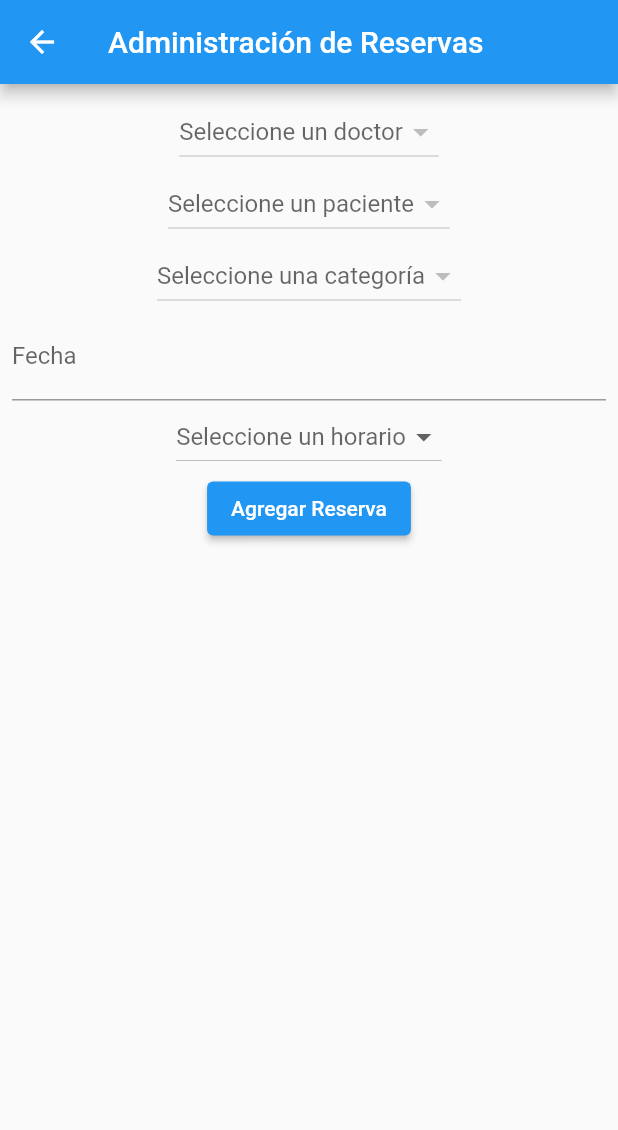
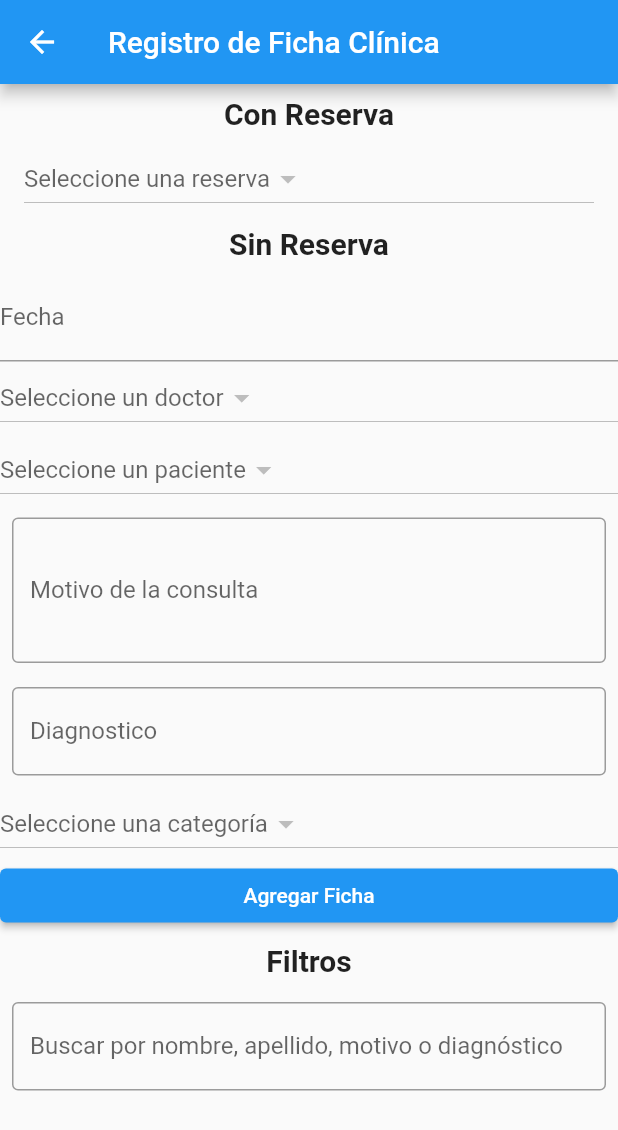
Before and after one commit to DiegoDDuarteC/yuan, a Flutter app: the screen it shows after launch, after a tap on "Ficha Clínica", on a phone screen of 412 x 824 dp. Shown: the top 1130 px of the screen. Run offline on Flutter 3.47's test engine with Material 2 defaults, Android fonts, the phone set to English and light mode, and no system bars; our stand-ins replace sqflite; accounts and stored records are empty.

Commit message:
item 4 finalizado

```diff
--- a/lib/helpers/database_helper.dart
+++ b/lib/helpers/database_helper.dart
@@ -1,6 +1,7 @@
 import 'package:path/path.dart';
 import 'package:sqflite/sqflite.dart';
 import '../models/categoria.dart';
+import '../models/fichaclinica.dart';
 import '../models/persona.dart';
 import '../models/reserva.dart';
 
@@ -30,6 +31,15 @@ class DatabaseHelper {
   static final columnHora = 'hora';
   static final columnCategoriaReserva = 'categoria';
 
+  // Definiciones para la tabla de fichas clínicas
+  static final _tableFichaClinica = 'fichasClinicas';
+  static final columnIdFicha = 'id';
+  static final columnDoctorFicha = 'doctor';
+  static final columnPacienteFicha = 'paciente';
+  static final columnFechaFicha = 'fecha';
+  static final columnMotivoConsultaFicha = 'motivoConsulta';
+  static final columnDiagnosticoFicha = 'diagnostico';
+  static final columnCategoriaFicha = 'categoria';
   // Singleton pattern
   DatabaseHelper._privateConstructor();
   static final DatabaseHelper instance = DatabaseHelper._privateConstructor();
@@ -78,6 +88,21 @@ class DatabaseHelper {
         FOREIGN KEY ($columnPaciente) REFERENCES $_tablePersona($columnIdPersona)
       )
     ''');
+
+    await db.execute('''
+    CREATE TABLE $_tableFichaClinica (
+      $columnIdFicha INTEGER PRIMARY KEY AUTOINCREMENT,
+      $columnDoctorFicha INTEGER NOT NULL,
+      $columnPacienteFicha INTEGER NOT NULL,
+      $columnFechaFicha TEXT NOT NULL,
+      $columnMotivoConsultaFicha TEXT NOT NULL,
+      $columnDiagnosticoFicha TEXT NOT NULL,
+      $columnCategoriaFicha INTEGER NOT NULL,
+      FOREIGN KEY ($columnDoctorFicha) REFERENCES $_tablePersona($columnIdPersona),
+      FOREIGN KEY ($columnPacienteFicha) REFERENCES $_tablePersona($columnIdPersona),
+      FOREIGN KEY ($columnCategoriaFicha) REFERENCES $_tableName($columnId)
+    )
+  ''');
   }
 
   Future<int> insert(Categoria categoria) async {
@@ -194,4 +219,55 @@ class DatabaseHelper {
     return await db
         .delete(_tableReserva, where: '$columnIdReserva = ?', whereArgs: [id]);
   }
+
+  Future<List<FichaClinica>> queryAllFichasClinicas() async {
+    Database db = await database;
+    final res = await db.query(
+        _tableFichaClinica); // Asegúrate de que _tableFichaClinica es el nombre correcto de tu tabla
+    List<FichaClinica> listaFichas = [];
+
+    for (var fichaMap in res) {
+      Persona doctor =
+          await obtenerPersonaPorId(fichaMap[columnDoctorFicha] as int);
+      Persona paciente =
+          await obtenerPersonaPorId(fichaMap[columnPacienteFicha] as int);
+      Categoria categoria =
+          await obtenerCategoriaPorId(fichaMap[columnCategoriaFicha] as int);
+
+      FichaClinica ficha = FichaClinica.fromMap(fichaMap,
+          doctor: doctor, paciente: paciente, categoria: categoria);
+      listaFichas.add(ficha);
+    }
+
+    return listaFichas;
+  }
+
+  Future<Categoria> obtenerCategoriaPorId(int id) async {
+    Database db = await database;
+    final res = await db.query(
+      _tableName,
+      where: '$columnId = ?',
+      whereArgs: [id],
+    );
+
+    if (res.isNotEmpty) {
+      return Categoria.fromMap(res.first);
+    } else {
+      throw Exception('Categoría no encontrada');
+    }
+  }
+
+  Future<int> insertFichaClinica(FichaClinica ficha) async {
+    Database db = await database;
+    var map = {
+      'doctor': ficha.doctor.idPersona,
+      'paciente': ficha.paciente.idPersona,
+      'fecha': ficha.fecha,
+      'motivoConsulta': ficha.motivoConsulta,
+      'diagnostico': ficha.diagnostico,
+      'categoria': ficha.categoria.idCategoria,
+    };
+    return await db.insert(_tableFichaClinica,
+        map); // Cambiado de 'FichaClinica' a '_tableFichaClinica'
+  }
 }
--- a/lib/main.dart
+++ b/lib/main.dart
@@ -1,4 +1,6 @@
 import 'package:flutter/material.dart';
+import 'package:yuan/models/fichaclinica.dart';
+import 'package:yuan/screens/fichaclinica_screen.dart';
 import 'package:yuan/screens/reservaturnos_screen.dart';
 import 'screens/categoria_screen.dart';
 import 'screens/persona_screen.dart';
@@ -69,7 +71,7 @@ class HomeScreen extends StatelessWidget {
                 child: Text('Ficha Clínica'),
                 onPressed: () {
                   Navigator.of(context).push(MaterialPageRoute(
-                    builder: (context) => ReservaScreen(),
+                    builder: (context) => FichaClinicaScreen(),
                   ));
                 },
               ),
--- /dev/null
+++ b/lib/models/fichaclinica.dart
@@ -0,0 +1,40 @@
+import './persona.dart';
+import './reserva.dart';
+import 'categoria.dart';
+
+class FichaClinica {
+  int? id;
+  Persona doctor;
+  Persona paciente;
+  String fecha;
+  String motivoConsulta;
+  String diagnostico;
+  Categoria categoria;
+
+  FichaClinica({
+    this.id,
+    required this.doctor,
+    required this.paciente,
+    required this.fecha,
+    required this.motivoConsulta,
+    required this.diagnostico,
+    required this.categoria,
+  });
+
+  static FichaClinica fromMap(Map<String, dynamic> map,
+      {required Persona doctor,
+      required paciente,
+      required Categoria categoria}) {
+    return FichaClinica(
+      id: map['id'],
+      doctor: doctor,
+      paciente: paciente,
+      fecha: map['fecha'],
+      motivoConsulta: map['motivoConsulta'],
+      diagnostico: map['diagnostico'],
+      categoria: categoria,
+    );
+  }
+
+  // Métodos para convertir a y desde Map, similar a tus otros modelos
+}
--- a/lib/screens/fichaclinica_screen.dart
+++ b/lib/screens/fichaclinica_screen.dart
@@ -0,0 +1,314 @@
+import 'package:flutter/material.dart';
+import '../helpers/database_helper.dart';
+import '../models/fichaclinica.dart';
+import '../models/persona.dart';
+import '../models/reserva.dart';
+import '../models/categoria.dart';
+
+class FichaClinicaScreen extends StatefulWidget {
+  final Reserva? reserva; // Opcional, para preseleccionar datos de una reserva
+
+  FichaClinicaScreen({this.reserva});
+
+  @override
+  _FichaClinicaScreenState createState() => _FichaClinicaScreenState();
+}
+
+class _FichaClinicaScreenState extends State<FichaClinicaScreen> {
+  List<Reserva> reservas = []; // Lista de reservas
+  List<Categoria> categorias = [];
+  List<Persona> doctores = [];
+  List<Persona> pacientes = [];
+  List<FichaClinica> fichasClinicas = []; // Lista de todas las fichas clínicas
+  List<FichaClinica> fichasFiltradas = [];
+  Reserva? selectedReserva; // Reserva seleccionada
+  Categoria? selectedCategoria;
+  Persona? selectedDoctor;
+  Persona? selectedPaciente;
+
+  final TextEditingController _motivoConsultaController =
+      TextEditingController();
+  final TextEditingController _diagnostico = TextEditingController();
+  final TextEditingController _controllerFecha = TextEditingController();
+  final TextEditingController _filtroController = TextEditingController();
+
+  @override
+  void dispose() {
+    // Es importante limpiar el controlador cuando ya no se necesita
+    _motivoConsultaController.dispose();
+    _filtroController.dispose();
+    super.dispose();
+  }
+
+  @override
+  void initState() {
+    super.initState();
+    _loadReservas();
+    _loadCategorias();
+    _loadPersonas();
+    _cargarFichasClinicas();
+  }
+
+  void _loadReservas() async {
+    reservas = await DatabaseHelper.instance.queryAllReservas();
+    print("Reservas cargadas: $reservas");
+    setState(() {});
+  }
+
+  void _loadCategorias() async {
+    categorias = await DatabaseHelper.instance.queryAllRows();
+    print("Categorías cargadas: $categorias");
+    setState(() {});
+  }
+
+  void _loadPersonas() async {
+    var todasLasPersonas = await DatabaseHelper.instance.queryAllPersonas();
+    setState(() {
+      doctores = todasLasPersonas.where((p) => p.flagEsDoctor).toList();
+      pacientes = todasLasPersonas.where((p) => !p.flagEsDoctor).toList();
+    });
+  }
+
+  void _cargarFichasClinicas() async {
+    fichasClinicas = await DatabaseHelper.instance.queryAllFichasClinicas();
+    _filtrarFichas();
+  }
+
+  void _filtrarFichas() {
+    String filtro = _filtroController.text.toLowerCase();
+    fichasFiltradas = fichasClinicas.where((ficha) {
+      bool filtroPorNombreApellido =
+          ficha.paciente.nombre.toLowerCase().contains(filtro) ||
+              ficha.paciente.apellido.toLowerCase().contains(filtro) ||
+              ficha.doctor.nombre.toLowerCase().contains(filtro) ||
+              ficha.doctor.apellido.toLowerCase().contains(filtro);
+      bool filtroPorMotivoDiagnostico =
+          ficha.motivoConsulta.toLowerCase().contains(filtro) ||
+              ficha.diagnostico.toLowerCase().contains(filtro);
+      bool filtroPorFecha = ficha.fecha.toLowerCase().contains(filtro);
+      bool filtroPorCategoria =
+          ficha.categoria.descripcion.toLowerCase().contains(filtro);
+
+      return filtroPorNombreApellido ||
+          filtroPorMotivoDiagnostico ||
+          filtroPorFecha ||
+          filtroPorCategoria;
+    }).toList();
+    setState(() {});
+  }
+
+  Future<void> _selectDate(BuildContext context) async {
+    final DateTime? picked = await showDatePicker(
+      context: context,
+      initialDate: DateTime.now(),
+      firstDate: DateTime(2000),
+      lastDate: DateTime(2025),
+    );
+    if (picked != null && picked != DateTime.now()) {
+      setState(() {
+        _controllerFecha.text = "${picked.toLocal()}".split(' ')[0];
+      });
+    }
+  }
+
+  @override
+  Widget build(BuildContext context) {
+    return Scaffold(
+      appBar: AppBar(title: Text('Registro de Ficha Clínica')),
+      body: SingleChildScrollView(
+        child: Column(
+          crossAxisAlignment: CrossAxisAlignment.stretch,
+          children: [
+            Center(
+              child: Padding(
+                padding: const EdgeInsets.all(8.0),
+                child: Text(
+                  'Con Reserva',
+                  style: TextStyle(fontSize: 20, fontWeight: FontWeight.bold),
+                ),
+              ),
+            ),
+            Padding(
+              padding: const EdgeInsets.symmetric(horizontal: 16.0),
+              child: DropdownButton<Reserva>(
+                value: selectedReserva,
+                hint: Text("Seleccione una reserva"),
+                onChanged: (Reserva? newValue) {
+                  setState(() {
+                    selectedReserva = newValue;
+                  });
+                },
+                items:
+                    reservas.map<DropdownMenuItem<Reserva>>((Reserva reserva) {
+                  return DropdownMenuItem<Reserva>(
+                    value: reserva,
+                    child: Text(
+                        '${reserva.paciente.nombre} - Dr. ${reserva.doctor.nombre}'),
+                  );
+                }).toList(),
+              ),
+            ),
+            Center(
+              child: Padding(
+                padding: const EdgeInsets.all(8.0),
+                child: Text(
+                  'Sin Reserva',
+                  style: TextStyle(fontSize: 20, fontWeight: FontWeight.bold),
+                ),
+              ),
+            ),
+            TextField(
+              controller: _controllerFecha,
+              decoration: InputDecoration(labelText: 'Fecha'),
+              readOnly: true,
+              onTap: () => _selectDate(context),
+            ),
+            DropdownButton<Persona>(
+              value: selectedDoctor,
+              hint: Text("Seleccione un doctor"),
+              onChanged: (Persona? newValue) {
+                setState(() {
+                  selectedDoctor = newValue;
+                });
+              },
+              items: doctores.map<DropdownMenuItem<Persona>>((Persona doctor) {
+                return DropdownMenuItem<Persona>(
+                  value: doctor,
+                  child: Text('${doctor.nombre} ${doctor.apellido}'),
+                );
+              }).toList(),
+            ),
+            DropdownButton<Persona>(
+              value: selectedPaciente,
+              hint: Text("Seleccione un paciente"),
+              onChanged: (Persona? newValue) {
+                setState(() {
+                  selectedPaciente = newValue;
+                });
+              },
+              items:
+                  pacientes.map<DropdownMenuItem<Persona>>((Persona paciente) {
+                return DropdownMenuItem<Persona>(
+                  value: paciente,
+                  child: Text('${paciente.nombre} ${paciente.apellido}'),
+                );
+              }).toList(),
+            ),
+            Padding(
+              padding: const EdgeInsets.all(8.0),
+              child: TextField(
+                controller: _motivoConsultaController,
+                decoration: InputDecoration(
+                  labelText: 'Motivo de la consulta',
+                  border: OutlineInputBorder(),
+                ),
+                maxLines: 3,
+              ),
+            ),
+            Padding(
+              padding: const EdgeInsets.all(8.0),
+              child: TextField(
+                controller: _diagnostico,
+                decoration: InputDecoration(
+                  labelText: 'Diagnostico',
+                  border: OutlineInputBorder(),
+                ),
+                maxLines: 1, // Ajusta esto según tus necesidades
+              ),
+            ),
+            DropdownButton<Categoria>(
+              value: selectedCategoria,
+              hint: Text("Seleccione una categoría"),
+              onChanged: (Categoria? newValue) {
+                setState(() {
+                  selectedCategoria = newValue;
+                });
+              },
+              items: categorias
+                  .map<DropdownMenuItem<Categoria>>((Categoria categoria) {
+                return DropdownMenuItem<Categoria>(
+                  value: categoria,
+                  child: Text(categoria.descripcion),
+                );
+              }).toList(),
+            ),
+            ElevatedButton(
+              onPressed: _addFichaClinica,
+              child: Text('Agregar Ficha'),
+            ),
+            Center(
+              child: Padding(
+                padding: const EdgeInsets.all(8.0),
+                child: Text(
+                  'Filtros',
+                  style: TextStyle(fontSize: 20, fontWeight: FontWeight.bold),
+                ),
+              ),
+            ),
+            _buildFichaList(),
+            Padding(
+              padding: EdgeInsets.all(8.0),
+              child: TextField(
+                controller: _filtroController,
+                decoration: InputDecoration(
+                  labelText:
+                      'Buscar por nombre, apellido, motivo o diagnóstico',
+                  border: OutlineInputBorder(),
+                ),
+                onChanged: (value) => _filtrarFichas(),
+              ),
+            ),
+          ],
+        ),
+      ),
+    );
+  }
+
+  Widget _buildFichaList() {
+    return ListView.builder(
+      shrinkWrap: true,
+      itemCount: fichasFiltradas.length,
+      itemBuilder: (context, index) {
+        var ficha = fichasFiltradas[index];
+        return ListTile(
+          title: Text(
+              '${ficha.paciente.nombre} ${ficha.paciente.apellido} - Dr. ${ficha.doctor.nombre} ${ficha.doctor.apellido}'),
+          subtitle: Text(
+              '${ficha.motivoConsulta} - ${ficha.diagnostico}, ${ficha.fecha} (${ficha.categoria.descripcion})'),
+        );
+      },
+    );
+  }
+
+  void _addFichaClinica() async {
+    try {
+      if (selectedPaciente != null &&
+          selectedCategoria != null &&
+          _controllerFecha.text.isNotEmpty &&
+          _motivoConsultaController.text.isNotEmpty &&
+          _diagnostico.text.isNotEmpty) {
+        FichaClinica newFicha = FichaClinica(
+          doctor: selectedDoctor!,
+          paciente: selectedPaciente!,
+          fecha: _controllerFecha.text,
+          motivoConsulta: _motivoConsultaController.text,
+          diagnostico: _diagnostico.text,
+          categoria: selectedCategoria!,
+        );
+        await DatabaseHelper.instance.insertFichaClinica(newFicha);
+        _cargarFichasClinicas(); // Asegúrate de tener este método para recargar la lista de fichas
+        _controllerFecha.clear();
+        _motivoConsultaController.clear();
+        _diagnostico.clear();
+      }
+    } catch (e) {
+      print('Error al guardar la ficha clínica: $e');
+      ScaffoldMessenger.of(context).showSnackBar(
+        SnackBar(
+          content: Text('Error al guardar la ficha clínica: $e'),
+          duration: Duration(seconds: 3),
+        ),
+      );
+    }
+  }
+}
```
